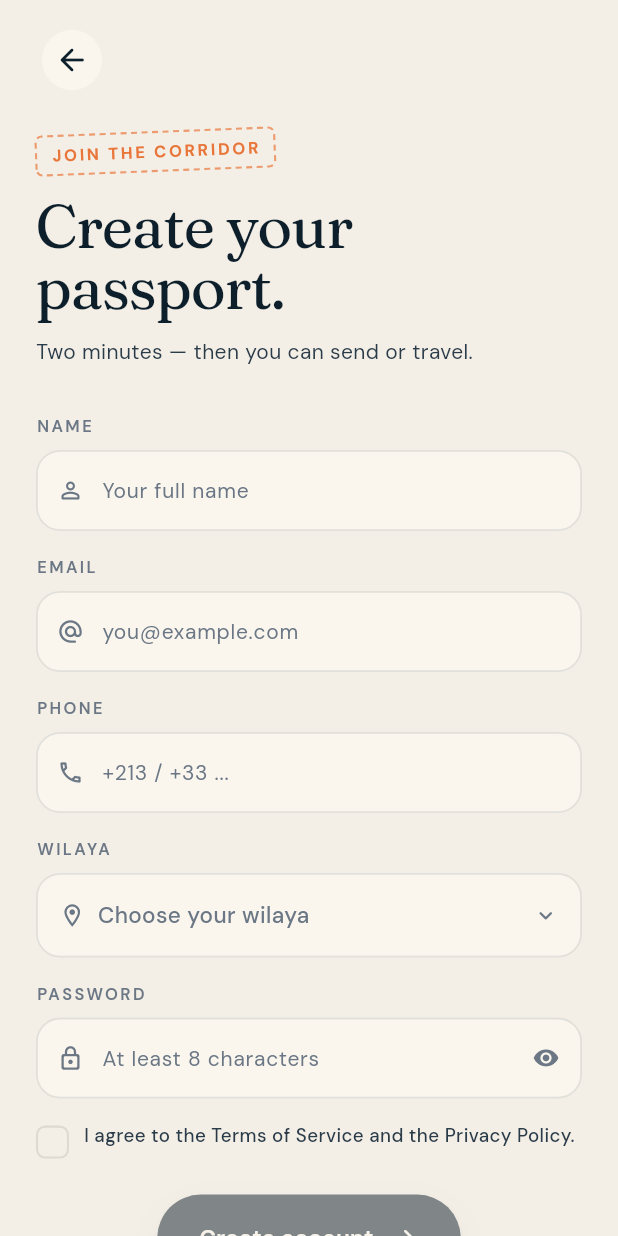
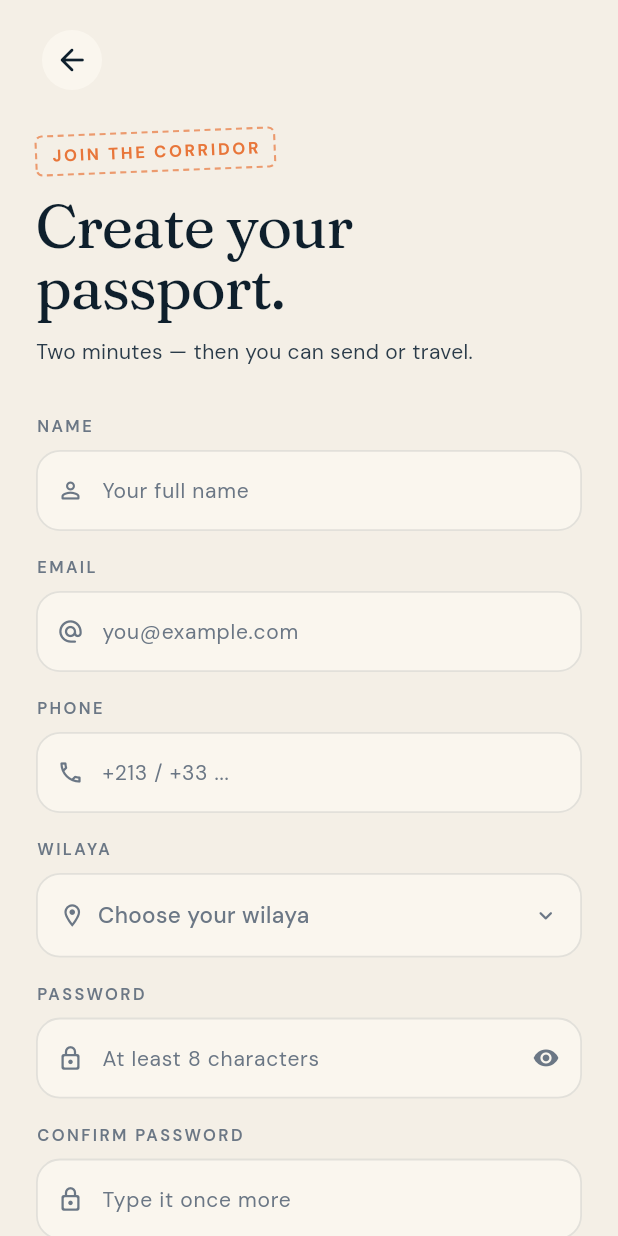
Before and after one commit to is-bo/shiptripis, a Flutter app: the SignUpScreen screen opened by its route, on a phone screen of 412 x 824 dp. Run offline on Flutter 3.47's test engine with Material 3 defaults, Android fonts, the phone set to English and light mode, and no system bars; drawn by our look-alikes of flutter_animate; our stand-ins replace dio, flutter_riverpod, flutter_secure_storage, go_router, google_fonts, image_picker; missing offline and left inert: country_flags; accounts and stored records are empty.

Commit message:
feat(mobile): confirm-password field on sign-up (B4)
A typo in the single password box silently created an account nobody could
sign into. Adds a Confirm password field with inline mismatch feedback and a
submit guard.

The mismatch message only appears once the confirm field has content —
flagging an empty second box as "doesn't match" is noise, not help. The
confirm field shares the existing show/hide toggle: revealing one while
masking the other would defeat the point of the check.

Client-side only, deliberately. This guards a typo, which is a UI concern;
the server's password rules are unchanged.

Verified: flutter analyze 0 errors 0 warnings (20 pre-existing info lints).

Co-Authored-By: Claude Opus 4.8 (1M context) <noreply@anthropic.com>

```diff
--- a/mobile/lib/features/auth/sign_up_screen.dart
+++ b/mobile/lib/features/auth/sign_up_screen.dart
@@ -24,6 +24,7 @@ class _SignUpScreenState extends ConsumerState<SignUpScreen> {
   final _email = TextEditingController();
   final _phone = TextEditingController();
   final _pw = TextEditingController();
+  final _pw2 = TextEditingController();
   bool _showPw = false;
   bool _agree = false;
   Wilaya? _wilaya;
@@ -36,8 +37,13 @@ class _SignUpScreenState extends ConsumerState<SignUpScreen> {
     _email.dispose();
     _phone.dispose();
     _pw.dispose();
+    _pw2.dispose();
     super.dispose();
   }
+
+  /// Only a mismatch once the confirm field has content — an empty second box
+  /// is "not finished yet", not an error.
+  bool get _pwMismatch => _pw2.text.isNotEmpty && _pw2.text != _pw.text;
 
   bool get _canSubmit =>
       _agree &&
@@ -46,6 +52,7 @@ class _SignUpScreenState extends ConsumerState<SignUpScreen> {
       _email.text.contains('@') &&
       _phone.text.trim().length >= 6 &&
       _pw.text.length >= 8 &&
+      _pw2.text == _pw.text &&
       _wilaya != null;
 
   Future<void> _submit() async {
@@ -155,6 +162,24 @@ class _SignUpScreenState extends ConsumerState<SignUpScreen> {
                   ),
                 ),
               ).animate().fadeIn(delay: 340.ms).moveY(begin: 6, end: 0),
+              const SizedBox(height: AppSpacing.x4),
+              AppInput(
+                controller: _pw2,
+                hint: "Type it once more",
+                label: "Confirm password",
+                icon: Icons.lock_outline_rounded,
+                // Follows the same show/hide toggle as the field above —
+                // revealing one and masking the other defeats the check.
+                obscure: !_showPw,
+                onChanged: (_) => setState(() {}),
+              ).animate().fadeIn(delay: 355.ms).moveY(begin: 6, end: 0),
+              // Only complain once they've actually started the second field —
+              // flagging a mismatch against an empty box is just noise.
+              if (_pwMismatch) ...[
+                const SizedBox(height: 6),
+                Text("Passwords don't match",
+                    style: AppType.body(12, color: AppColors.danger)),
+              ],
               const SizedBox(height: AppSpacing.x4),
               GestureDetector(
                 onTap: () => setState(() => _agree = !_agree),
```
